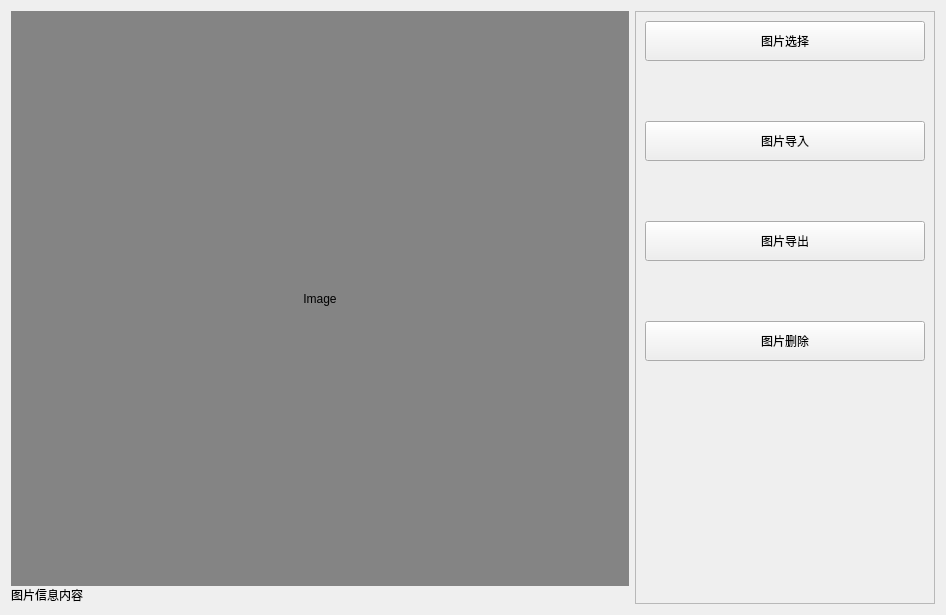
Before: the Qt Designer form src/imagemanager.ui in d-moco/GS-Capture, drawn with Qt 5.
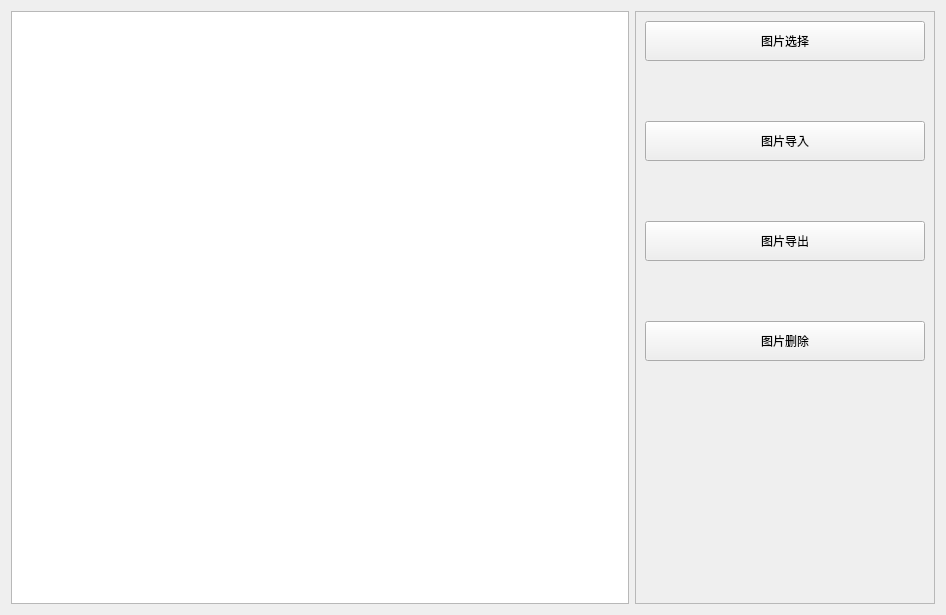
After: the same form once the commit is applied.

Commit message: 1.增加图像管理界面 2.增加图片灰度直方图显示功能

```diff
--- a/src/imagemanager.ui
+++ b/src/imagemanager.ui
@@ -13,39 +13,9 @@
   <property name="windowTitle">
    <string>Form</string>
   </property>
-  <layout class="QHBoxLayout" name="horizontalLayout" stretch="3,1">
+  <layout class="QHBoxLayout" name="horizontalLayout" stretch="1,0">
    <item>
-    <layout class="QVBoxLayout" name="verticalLayout_3" stretch="1,0">
-     <property name="spacing">
-      <number>0</number>
-     </property>
-     <item>
-      <widget class="QLabel" name="label">
-       <property name="sizePolicy">
-        <sizepolicy hsizetype="Expanding" vsizetype="Preferred">
-         <horstretch>0</horstretch>
-         <verstretch>0</verstretch>
-        </sizepolicy>
-       </property>
-       <property name="styleSheet">
-        <string notr="true">background-color: rgb(132, 132, 132);</string>
-       </property>
-       <property name="text">
-        <string>Image</string>
-       </property>
-       <property name="alignment">
-        <set>Qt::AlignCenter</set>
-       </property>
-      </widget>
-     </item>
-     <item>
-      <widget class="QLabel" name="label_12">
-       <property name="text">
-        <string>图片信息内容</string>
-       </property>
-      </widget>
-     </item>
-    </layout>
+    <widget class="QListWidget" name="listWidget"/>
    </item>
    <item>
     <widget class="QFrame" name="frame">
```
Left out of the diff: 2 changed lines with no effect on the pictures. The commit also changes 31 other files.
